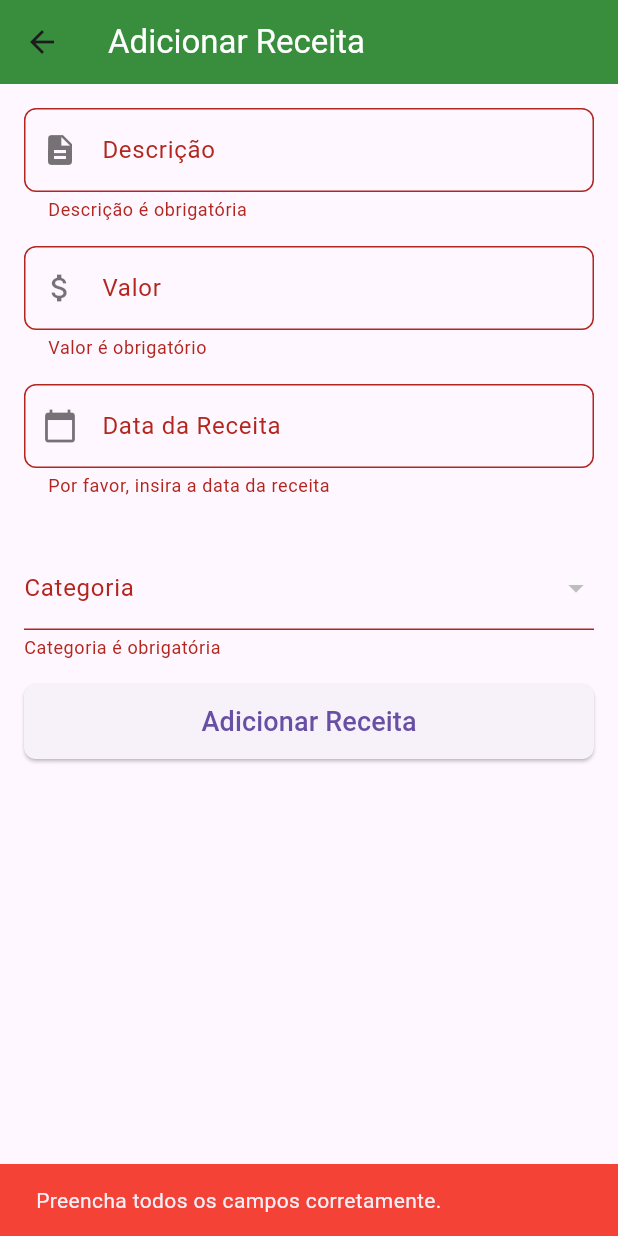
After one commit to joaovitor73/MyFinances, a Flutter app: the AddReceitasScreen screen opened by its route, after a tap on "Adicionar Receita", on a phone screen of 412 x 824 dp. The commit adds this screen. Run offline on Flutter 3.47's test engine with Material 3 defaults, Android fonts, the phone set to English and light mode, and no system bars; our stand-ins replace cloud_firestore, firebase_auth, firebase_core, fl_chart, flutter_speed_dial, open_file and 1 more; missing offline and left inert: flutter_pdfview; accounts and stored records are empty.

Commit message:
adiciona gerar relatório e cadastro de receitas

```diff
--- a/my_finances/lib/main.dart
+++ b/my_finances/lib/main.dart
@@ -4,6 +4,7 @@ import 'package:flutter/material.dart';
 import 'package:flutter_localizations/flutter_localizations.dart';
 import 'package:my_finances/ui/pages/add_despesas_screen.dart';
 import 'package:my_finances/ui/pages/add_limit_categoria.dart';
+import 'package:my_finances/ui/pages/add_receitas_screen.dart';
 import 'package:my_finances/ui/pages/despesas_screen.dart';
 import 'package:my_finances/ui/pages/home.dart';
 import 'package:my_finances/ui/pages/line_chart_screen.dart';
@@ -59,6 +60,7 @@ class App extends StatelessWidget {
         '/add_despesas': (context) => const AddDespesasScreen(),
         '/add_limit_categoria': (context) => const AddLimitCategoria(),
         '/line_chart': (context) => LineChartScreen(),
+        '/add_receitas': (context) => const AddReceitasScreen(),
       },
     );
   }
--- a/my_finances/lib/services/despesas_store_service.dart
+++ b/my_finances/lib/services/despesas_store_service.dart
@@ -37,7 +37,7 @@ class DespesasStoreService {
           .catchError((e) => print(e));
 
       print('Despesa adicionada com sucesso!');
-      _emitirDespesas();
+      emitirDespesas();
     } catch (e) {
       print('Erro ao adicionar despesa: $e');
     }
@@ -55,7 +55,7 @@ class DespesasStoreService {
           .catchError((e) => print(e));
 
       print('Despesa deletada com sucesso!');
-      _emitirDespesas();
+      emitirDespesas();
     } catch (e) {
       print('Erro ao deletar despesa: $e');
     }
@@ -210,7 +210,7 @@ class DespesasStoreService {
     return _despesasStreamController.stream;
   }
 
-  Future<void> _emitirDespesas() async {
+  Future<void> emitirDespesas() async {
     final String userUid = _firebaseAuth.currentUser!.uid;
     CollectionReference documentReferencer =
         _mainCollection.doc(userUid).collection('despesas');
--- a/my_finances/lib/services/receita_service.dart
+++ b/my_finances/lib/services/receita_service.dart
@@ -1,11 +1,243 @@
-import 'package:my_finances/services/despesas_store_service.dart';
+import 'dart:async';
+
+import 'package:cloud_firestore/cloud_firestore.dart';
+import 'package:firebase_auth/firebase_auth.dart';
+import 'package:intl/intl.dart';
+import 'package:my_finances/utils/calendar_utils.dart';
 
 class ReceitaService {
-  final DespesasStoreService despesas;
+  final FirebaseAuth _firebaseAuth = FirebaseAuth.instance;
 
-  ReceitaService({required this.despesas});
+  final CollectionReference _mainCollection =
+      FirebaseFirestore.instance.collection('users');
 
-  Stream getTotalReceita() {
-    return despesas.getTotalDespesas();
+  Future<void> addReceitas({
+    required String descricao,
+    required double valor,
+    required String data,
+    String? dataRecebimento,
+    required String categoria,
+  }) async {
+    final String userUid = _firebaseAuth.currentUser!.uid;
+    try {
+      DocumentReference documentReferencer =
+          _mainCollection.doc(userUid).collection('receitas').doc();
+
+      Map<String, dynamic> dados = <String, dynamic>{
+        "descricao": descricao,
+        "valor": valor,
+        "data": data,
+        "dataRecebimento": dataRecebimento,
+        "categoria": categoria,
+      };
+
+      await documentReferencer
+          .set(dados)
+          .whenComplete(() => print("Receita adicionada ao banco de dados"))
+          .catchError((e) => print(e));
+
+      print('Receita adicionada com sucesso!');
+      emitirReceitas();
+    } catch (e) {
+      print('Erro ao adicionar receita: $e');
+    }
+  }
+
+  Future<void> deleteReceitas({required String id}) async {
+    try {
+      final String userUid = _firebaseAuth.currentUser!.uid;
+      DocumentReference documentReferencer =
+          _mainCollection.doc(userUid).collection('receitas').doc(id);
+
+      await documentReferencer
+          .delete()
+          .whenComplete(() => print("Receita deletada do banco de dados"))
+          .catchError((e) => print(e));
+
+      print('Receita deletada com sucesso!');
+      emitirReceitas();
+    } catch (e) {
+      print('Erro ao deletar receita: $e');
+    }
+  }
+
+  Future<void> updateReceitas(
+      {String? dataRecebimento,
+      required String descricao,
+      required double valor,
+      required String data,
+      required String id,
+      required String categoria}) async {
+    try {
+      final String userUid = _firebaseAuth.currentUser!.uid;
+      DocumentReference documentReferencer =
+          _mainCollection.doc(userUid).collection('receitas').doc(id);
+
+      Map<String, dynamic> dados = <String, dynamic>{
+        "dataRecebimento": dataRecebimento,
+        "descricao": descricao,
+        "valor": valor,
+        "data": data,
+        "categoria": categoria,
+      };
+
+      await documentReferencer
+          .update(dados)
+          .whenComplete(() => print("Receita atualizada no banco de dados"))
+          .catchError((e) => print(e));
+
+      print('Receita atualizada com sucesso!');
+    } catch (e) {
+      print('Erro ao atualizar receita: $e');
+    }
+  }
+
+  Stream getReceitas() {
+    final String userUid = _firebaseAuth.currentUser!.uid;
+    CollectionReference documentReferencer =
+        _mainCollection.doc(userUid).collection('receitas');
+
+    return documentReferencer.snapshots();
+  }
+
+  Future<double> getTotalReceitasMesNumber(int mes) {
+    final String userUid = _firebaseAuth.currentUser!.uid;
+    CollectionReference documentReferencer =
+        _mainCollection.doc(userUid).collection('receitas');
+    mes += 1;
+    return documentReferencer.get().then((querySnapshot) {
+      double total = 0.0;
+
+      for (var doc in querySnapshot.docs) {
+        if (doc['data'] == null) {
+          continue;
+        }
+        DateFormat format = DateFormat("dd-MM-yyyy");
+
+        DateTime data = format.parse(doc['data']);
+        if (data.month == mes) {
+          total += doc['valor'] ?? 0.0;
+        }
+      }
+      return total;
+    });
+  }
+
+  Stream<double> getTotalReceitas() {
+    final String userUid = _firebaseAuth.currentUser!.uid;
+    CollectionReference documentReferencer =
+        _mainCollection.doc(userUid).collection('receitas');
+
+    return documentReferencer.snapshots().map((snapshot) {
+      double total = 0.0;
+
+      for (var doc in snapshot.docs) {
+        if (doc['data'] == null) {
+          continue;
+        }
+        total += doc['valor'] ?? 0.0;
+      }
+      return total;
+    });
+  }
+
+  Stream<double> getTotalReceitasMes() {
+    final String userUid = _firebaseAuth.currentUser!.uid;
+    CollectionReference documentReferencer =
+        _mainCollection.doc(userUid).collection('receitas');
+    return documentReferencer.snapshots().map((snapshot) {
+      double total = 0.0;
+
+      for (var doc in snapshot.docs) {
+        if (doc['data'] == null) {
+          continue;
+        }
+        DateTime data = DateTime.parse(doc['data']);
+        if (data.month == DateTime.now().month) {
+          total += doc['valor'] ?? 0.0;
+        }
+      }
+      return total;
+    });
+  }
+
+  Stream<double> getTotalReceitasCategoriaMes(String categoria) {
+    final String userUid = _firebaseAuth.currentUser!.uid;
+    CollectionReference documentReferencer =
+        _mainCollection.doc(userUid).collection('receitas');
+
+    return documentReferencer.snapshots().map((snapshot) {
+      double total = 0.0;
+
+      for (var doc in snapshot.docs) {
+        if (doc['data'] == null) {
+          continue;
+        }
+        DateTime data = DateTime.parse(doc['data']);
+        if (data.month == DateTime.now().month &&
+            doc['categoria'] == categoria) {
+          total += doc['valor'] ?? 0.0;
+        }
+      }
+      return total;
+    });
+  }
+
+  Stream<double> getTotalReceitasCategoria(String categoria) {
+    final String userUid = _firebaseAuth.currentUser!.uid;
+    CollectionReference documentReferencer =
+        _mainCollection.doc(userUid).collection('receitas');
+
+    return documentReferencer.snapshots().map((snapshot) {
+      double total = 0.0;
+
+      for (var doc in snapshot.docs) {
+        if (doc['data'] == null) {
+          continue;
+        }
+        if (doc['categoria'] == categoria) {
+          total += doc['valor'] ?? 0.0;
+        }
+      }
+      return total;
+    });
+  }
+
+  final StreamController<List<double>> _receitasStreamController =
+      StreamController<List<double>>.broadcast();
+
+  Stream<List<double>> getTotalReceitasMesUltimos3meses() {
+    return _receitasStreamController.stream;
+  }
+
+  Future<void> emitirReceitas() async {
+    final String userUid = _firebaseAuth.currentUser!.uid;
+    CollectionReference documentReferencer =
+        _mainCollection.doc(userUid).collection('receitas');
+
+    QuerySnapshot querySnapshot = await documentReferencer.get();
+
+    List<double> totalReceitas = [];
+
+    for (int i = 0; i < 3; i++) {
+      double total = 0.0;
+      for (var doc in querySnapshot.docs) {
+        if (doc['data'] == null) {
+          continue;
+        }
+        DateFormat format = DateFormat("dd-MM-yyyy");
+        DateTime data = format.parse(doc['data']);
+        if (data.month == CalendarUtils.getMesAnterior(i)) {
+          total += doc['valor'] ?? 0.0;
+        }
+      }
+      totalReceitas.add(total);
+    }
+
+    _receitasStreamController.add(totalReceitas.reversed.toList());
+  }
+
+  void dispose() {
+    _receitasStreamController.close();
   }
 }
--- /dev/null
+++ b/my_finances/lib/ui/pages/add_receitas_screen.dart
@@ -0,0 +1,205 @@
+import 'package:flutter/material.dart';
+import 'package:my_finances/services/categoria_service.dart';
+import 'package:my_finances/services/receita_service.dart';
+import 'package:provider/provider.dart';
+
+class AddReceitasScreen extends StatefulWidget {
+  const AddReceitasScreen({super.key});
+
+  @override
+  State<AddReceitasScreen> createState() => _AddReceitasScreenState();
+}
+
+class _AddReceitasScreenState extends State<AddReceitasScreen> {
+  final _formKey = GlobalKey<FormState>();
+  final TextEditingController _descricaoController = TextEditingController();
+  final TextEditingController _valorController = TextEditingController();
+  final TextEditingController _dataController = TextEditingController();
+  final TextEditingController _categoriaController = TextEditingController();
+  String? _categoriaSelecionada;
+
+  Future<void> _addReceitas() async {
+    if (_formKey.currentState!.validate()) {
+      final receitasProvider =
+          Provider.of<ReceitaService>(context, listen: false);
+
+      await receitasProvider.addReceitas(
+        descricao: _descricaoController.text,
+        valor: double.parse(_valorController.text),
+        data: _dataController.text,
+        categoria: _categoriaController.text,
+      );
+
+      ScaffoldMessenger.of(context).showSnackBar(
+        const SnackBar(
+          content: Text('Receita adicionada com sucesso!'),
+          backgroundColor: Colors.green,
+        ),
+      );
+      Navigator.of(context).pop();
+    } else {
+      ScaffoldMessenger.of(context).showSnackBar(
+        const SnackBar(
+          content: Text('Preencha todos os campos corretamente.'),
+          backgroundColor: Colors.red,
+        ),
+      );
+    }
+  }
+
+  @override
+  void dispose() {
+    _descricaoController.dispose();
+    _valorController.dispose();
+    _dataController.dispose();
+    _categoriaController.dispose();
+    super.dispose();
+  }
+
+  @override
+  Widget build(BuildContext context) {
+    final categoriaProvider = Provider.of<CategoriaService>(context);
+    return Scaffold(
+      appBar: AppBar(
+        title: const Text('Adicionar Receita',
+            style: TextStyle(color: Colors.white)),
+        backgroundColor: Colors.green[700],
+      ),
+      body: Form(
+        key: _formKey,
+        child: Padding(
+          padding: const EdgeInsets.all(16),
+          child: Column(
+            children: [
+              _buildInputField(
+                controller: _descricaoController,
+                label: 'Descrição',
+                icon: Icons.description,
+                validator: (value) {
+                  if (value!.isEmpty) {
+                    return 'Descrição é obrigatória';
+                  }
+                  return null;
+                },
+              ),
+              const SizedBox(height: 16),
+              _buildInputField(
+                controller: _valorController,
+                label: 'Valor',
+                icon: Icons.attach_money,
+                keyboardType: TextInputType.number,
+                validator: (value) {
+                  if (value!.isEmpty) {
+                    return 'Valor é obrigatório';
+                  }
+                  if (double.tryParse(value) == null) {
+                    return 'Digite um valor válido';
+                  }
+                  return null;
+                },
+              ),
+              const SizedBox(height: 16),
+              _buildInputField(
+                controller: _dataController,
+                label: 'Data da Receita',
+                icon: Icons.calendar_today,
+                readOnly: true,
+                onTap: () async {
+                  DateTime? pickedDate = await showDatePicker(
+                    context: context,
+                    initialDate: DateTime.now(),
+                    firstDate: DateTime(2000),
+                    lastDate: DateTime(2100),
+                  );
+
+                  if (pickedDate != null) {
+                    String formattedDate =
+                        "${pickedDate.day.toString().padLeft(2, '0')}-${pickedDate.month.toString().padLeft(2, '0')}-${pickedDate.year}";
+                    _dataController.text = formattedDate;
+                  }
+                },
+                validator: (value) {
+                  if (value == null || value.isEmpty) {
+                    return 'Por favor, insira a data da receita';
+                  }
+                  return null;
+                },
+              ),
+              const SizedBox(height: 16),
+              const SizedBox(height: 16),
+              FutureBuilder(
+                future: categoriaProvider.obterCategoriasReceitas(),
+                builder: (context, snapshot) {
+                  if (snapshot.connectionState == ConnectionState.waiting) {
+                    return const Center(child: CircularProgressIndicator());
+                  }
+                  return DropdownButtonFormField(
+                    value: _categoriaSelecionada,
+                    items: snapshot.data!
+                        .map((e) => DropdownMenuItem(
+                              value: e,
+                              child: Text(e),
+                            ))
+                        .toList(),
+                    onChanged: (value) {
+                      setState(() {
+                        _categoriaSelecionada = value;
+                        _categoriaController.text = value ?? '';
+                      });
+                    },
+                    decoration: const InputDecoration(labelText: 'Categoria'),
+                    validator: (value) {
+                      if (value == null) {
+                        return 'Categoria é obrigatória';
+                      }
+                      return null;
+                    },
+                  );
+                },
+              ),
+              const SizedBox(height: 16),
+              ElevatedButton(
+                onPressed: _addReceitas,
+                style: ElevatedButton.styleFrom(
+                  minimumSize: const Size(double.infinity, 50),
+                  shape: RoundedRectangleBorder(
+                    borderRadius: BorderRadius.circular(8),
+                  ),
+                ),
+                child: const Text(
+                  'Adicionar Receita',
+                  style: TextStyle(fontSize: 18),
+                ),
+              ),
+            ],
+          ),
+        ),
+      ),
+    );
+  }
+
+  Widget _buildInputField({
+    required TextEditingController controller,
+    required String label,
+    required IconData icon,
+    bool readOnly = false,
+    TextInputType? keyboardType,
+    Function()? onTap,
+    String? Function(String?)? validator,
+  }) {
+    return TextFormField(
+      controller: controller,
+      readOnly: readOnly,
+      keyboardType: keyboardType,
+      onTap: onTap,
+      decoration: InputDecoration(
+        labelText: label,
+        prefixIcon: Icon(icon, color: Colors.black54),
+        border: OutlineInputBorder(
+          borderRadius: BorderRadius.circular(8),
+        ),
+      ),
+      validator: validator,
+    );
+  }
+}
--- a/my_finances/pubspec.yaml
+++ b/my_finances/pubspec.yaml
@@ -43,6 +43,11 @@ dependencies:
   fl_chart: ^0.70.2
   firebase_auth: ^5.3.3
   intl: ^0.19.0
+  pdf: ^3.11.2
+  path_provider: ^2.1.5
+  flutter_pdfview: ^1.4.0
+  permission_handler: ^11.3.1
+  open_file: ^3.5.10
 dev_dependencies:
   flutter_test:
     sdk: flutter
```
Also changed, not shown: my_finances/lib/core/configure_providers.dart (+7 -2 lines), my_finances/lib/services/pdf_service.dart (added, +190 -0 lines), my_finances/lib/ui/pages/home.dart (+26 -10 lines), my_finances/lib/ui/widgets/mySpeedDial.dart (+32 -14 lines), my_finances/pubspec.lock, 2 other files.
